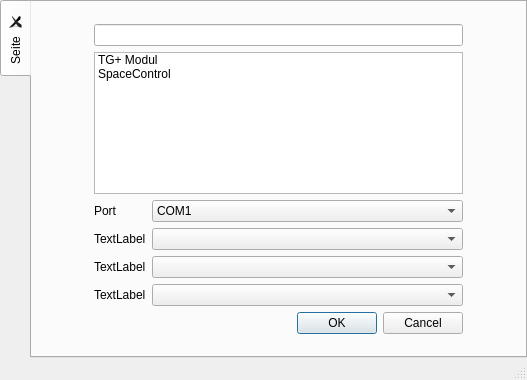
This is src/ui/mainwindow.ui in solaristhesun/superterm as Qt 5 draws it before an edit. The edited form follows.
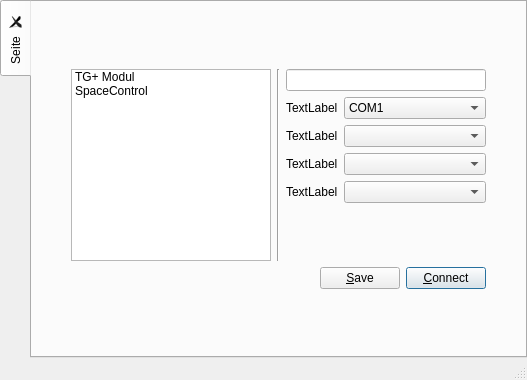
This is the edited form.

Commit message: experimenting with QSerialPort and QSerialPortInfo

What changed in the file:
```diff
--- a/src/ui/mainwindow.ui
+++ b/src/ui/mainwindow.ui
@@ -57,7 +57,39 @@
        <attribute name="title">
         <string>Seite</string>
        </attribute>
-       <layout class="QGridLayout" name="gridLayout">
+       <layout class="QGridLayout" name="gridLayout" rowstretch="0,0,0,0,0" columnstretch="0,0,0">
+        <property name="sizeConstraint">
+         <enum>QLayout::SetDefaultConstraint</enum>
+        </property>
+        <property name="horizontalSpacing">
+         <number>1</number>
+        </property>
+        <item row="4" column="1">
+         <spacer name="verticalSpacer">
+          <property name="orientation">
+           <enum>Qt::Vertical</enum>
+          </property>
+          <property name="sizeHint" stdset="0">
+           <size>
+            <width>20</width>
+            <height>40</height>
+           </size>
+          </property>
+         </spacer>
+        </item>
+        <item row="1" column="2">
+         <spacer name="horizontalSpacer_2">
+          <property name="orientation">
+           <enum>Qt::Horizontal</enum>
+          </property>
+          <property name="sizeHint" stdset="0">
+           <size>
+            <width>40</width>
+            <height>20</height>
+           </size>
+          </property>
+         </spacer>
+        </item>
         <item row="1" column="1">
          <widget class="QFrame" name="frame">
           <property name="sizePolicy">
@@ -72,12 +104,36 @@
           <property name="frameShadow">
            <enum>QFrame::Raised</enum>
           </property>
-          <layout class="QVBoxLayout" name="verticalLayout_2">
-           <item>
-            <widget class="QLineEdit" name="lineEdit"/>
-           </item>
+          <layout class="QHBoxLayout" name="horizontalLayout">
+           <property name="sizeConstraint">
+            <enum>QLayout::SetMaximumSize</enum>
+           </property>
+           <property name="leftMargin">
+            <number>0</number>
+           </property>
+           <property name="topMargin">
+            <number>0</number>
+           </property>
+           <property name="rightMargin">
+            <number>0</number>
+           </property>
+           <property name="bottomMargin">
+            <number>0</number>
+           </property>
            <item>
             <widget class="QListWidget" name="listWidget">
+             <property name="minimumSize">
+              <size>
+               <width>200</width>
+               <height>0</height>
+              </size>
+             </property>
+             <property name="maximumSize">
+              <size>
+               <width>200</width>
+               <height>16777215</height>
+              </size>
+             </property>
              <item>
               <property name="text">
                <string>TG+ Modul</string>
@@ -91,52 +147,88 @@
             </widget>
            </item>
            <item>
+            <widget class="Line" name="line">
+             <property name="orientation">
+              <enum>Qt::Vertical</enum>
+             </property>
+            </widget>
+           </item>
+           <item>
+            <widget class="QFrame" name="frame_2">
+             <property name="minimumSize">
+              <size>
+               <width>200</width>
+               <height>0</height>
+              </size>
+             </property>
+             <property name="maximumSize">
+              <size>
+               <width>200</width>
+               <height>16777215</height>
+              </size>
+             </property>
+             <property name="frameShape">
+              <enum>QFrame::NoFrame</enum>
+             </property>
+             <property name="frameShadow">
+              <enum>QFrame::Raised</enum>
+             </property>
             <layout class="QFormLayout" name="formLayout">
-             <item row="0" column="1">
-              <widget class="QComboBox" name="comboBox_2">
+              <property name="leftMargin">
+               <number>0</number>
+              </property>
+              <property name="topMargin">
+               <number>0</number>
+              </property>
+              <property name="rightMargin">
+               <number>0</number>
+              </property>
+              <property name="bottomMargin">
+               <number>0</number>
+              </property>
+              <item row="0" column="0" colspan="2">
+               <widget class="QLineEdit" name="lineEdit"/>
+              </item>
+              <item row="2" column="1">
+               <widget class="QComboBox" name="comboBox">
                <item>
                 <property name="text">
                  <string>COM1</string>
                 </property>
                </item>
-               <item>
-                <property name="text">
-                 <string>COM2</string>
-                </property>
-               </item>
-              </widget>
-             </item>
-             <item row="1" column="1">
+               </widget>
+              </item>
+              <item row="4" column="1">
               <widget class="QComboBox" name="comboBox_3"/>
              </item>
-             <item row="2" column="1">
-              <widget class="QComboBox" name="comboBox"/>
-             </item>
-             <item row="3" column="1">
+              <item row="5" column="1">
+               <widget class="QComboBox" name="comboBox_2"/>
+              </item>
+              <item row="6" column="1">
               <widget class="QComboBox" name="comboBox_4"/>
              </item>
-             <item row="0" column="0">
+              <item row="2" column="0">
               <widget class="QLabel" name="label">
                <property name="text">
-                <string>Port</string>
+                 <string>TextLabel</string>
                </property>
               </widget>
              </item>
-             <item row="1" column="0">
+              <item row="4" column="0">
               <widget class="QLabel" name="label_2">
                <property name="text">
                 <string>TextLabel</string>
                </property>
               </widget>
              </item>
-             <item row="2" column="0">
+              <item row="5" column="0">
               <widget class="QLabel" name="label_3">
                <property name="text">
                 <string>TextLabel</string>
                </property>
               </widget>
              </item>
-             <item row="3" column="0">
+              <item row="6" column="0">
               <widget class="QLabel" name="label_4">
                <property name="text">
                 <string>TextLabel</string>
@@ -144,46 +236,11 @@
               </widget>
              </item>
             </layout>
-           </item>
-           <item>
-            <widget class="QDialogButtonBox" name="buttonBox">
-             <property name="standardButtons">
-              <set>QDialogButtonBox::Cancel|QDialogButtonBox::Ok</set>
-             </property>
             </widget>
            </item>
           </layout>
          </widget>
         </item>
-        <item row="1" column="2">
-         <spacer name="horizontalSpacer_2">
-          <property name="orientation">
-           <enum>Qt::Horizontal</enum>
-          </property>
-          <property name="sizeType">
-           <enum>QSizePolicy::MinimumExpanding</enum>
-          </property>
-          <property name="sizeHint" stdset="0">
-           <size>
-            <width>40</width>
-            <height>20</height>
-           </size>
-          </property>
-         </spacer>
-        </item>
-        <item row="0" column="1">
-         <spacer name="verticalSpacer">
-          <property name="orientation">
-           <enum>Qt::Vertical</enum>
-          </property>
-          <property name="sizeHint" stdset="0">
-           <size>
-            <width>20</width>
-            <height>40</height>
-           </size>
-          </property>
-         </spacer>
-        </item>
         <item row="1" column="0">
          <spacer name="horizontalSpacer">
           <property name="orientation">
@@ -197,7 +254,7 @@
           </property>
          </spacer>
         </item>
-        <item row="2" column="1">
+        <item row="0" column="1">
          <spacer name="verticalSpacer_2">
           <property name="orientation">
            <enum>Qt::Vertical</enum>
@@ -210,6 +267,66 @@
           </property>
          </spacer>
         </item>
+        <item row="2" column="2">
+         <spacer name="horizontalSpacer_4">
+          <property name="orientation">
+           <enum>Qt::Horizontal</enum>
+          </property>
+          <property name="sizeHint" stdset="0">
+           <size>
+            <width>40</width>
+            <height>20</height>
+           </size>
+          </property>
+         </spacer>
+        </item>
+        <item row="2" column="0">
+         <spacer name="horizontalSpacer_3">
+          <property name="orientation">
+           <enum>Qt::Horizontal</enum>
+          </property>
+          <property name="sizeHint" stdset="0">
+           <size>
+            <width>40</width>
+            <height>20</height>
+           </size>
+          </property>
+         </spacer>
+        </item>
+        <item row="2" column="1">
+         <layout class="QHBoxLayout" name="horizontalLayout_2">
+          <item>
+           <spacer name="horizontalSpacer_5">
+            <property name="orientation">
+             <enum>Qt::Horizontal</enum>
+            </property>
+            <property name="sizeHint" stdset="0">
+             <size>
+              <width>40</width>
+              <height>20</height>
+             </size>
+            </property>
+           </spacer>
+          </item>
+          <item>
+           <widget class="QPushButton" name="pushButton_2">
+            <property name="text">
+             <string>&amp;Save</string>
+            </property>
+           </widget>
+          </item>
+          <item>
+           <widget class="QPushButton" name="pushButton">
+            <property name="text">
+             <string>&amp;Connect</string>
+            </property>
+            <property name="default">
+             <bool>true</bool>
+            </property>
+           </widget>
+          </item>
+         </layout>
+        </item>
        </layout>
       </widget>
      </widget>
```
Left out of the diff: 5 changed lines with no effect on the pictures. Lines whose indentation alone changed are shown as unchanged. The commit also changes 8 other files.
